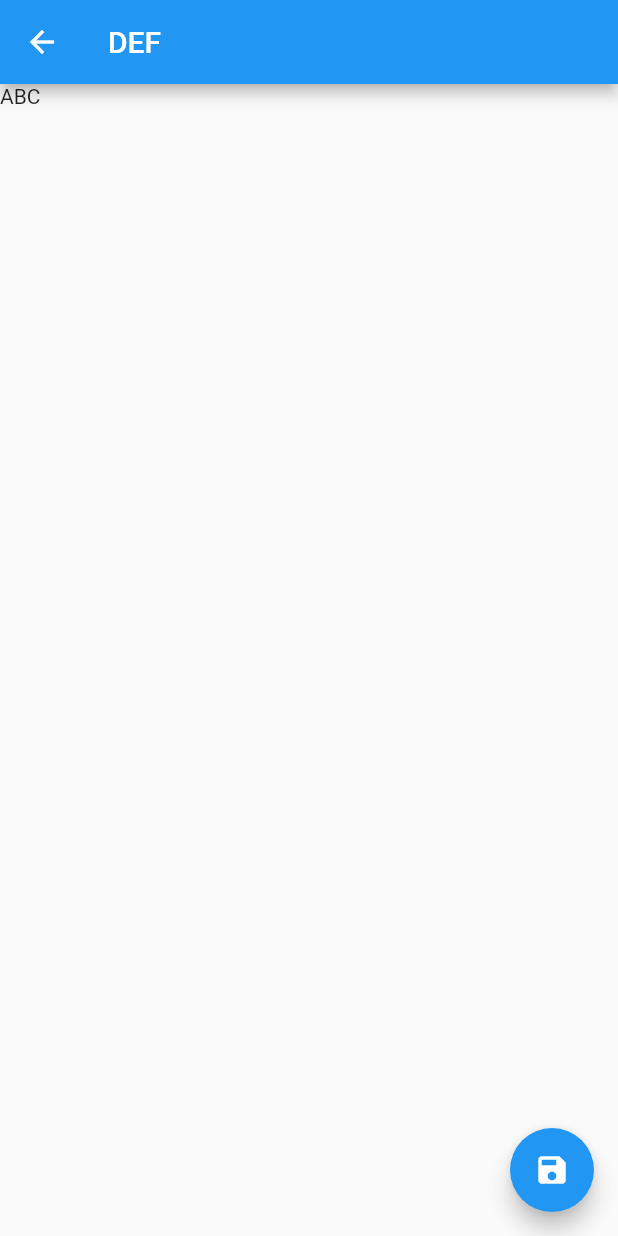
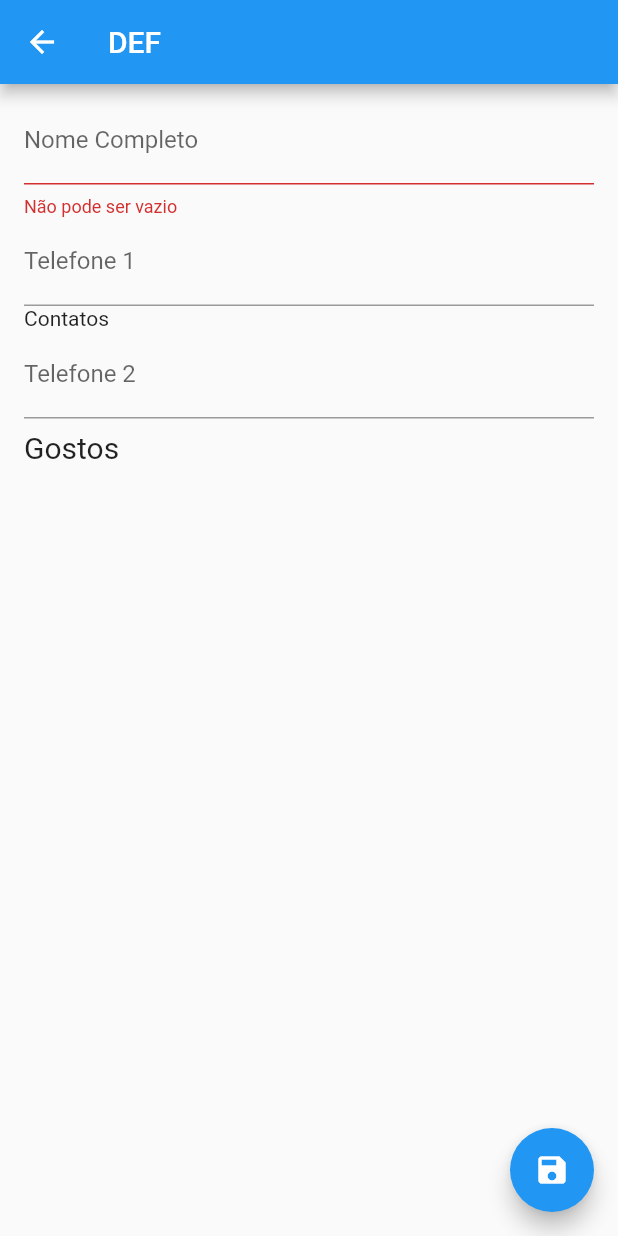
Before and after one commit to mtorreao/dosie_app, a Flutter app: the PersonForm screen opened directly, after a tap on the "save" icon, on a phone screen of 412 x 824 dp. Run offline on Flutter 3.47's test engine with Material 2 defaults, Android fonts, the phone set to English and light mode, and no system bars; our stand-ins replace cloud_firestore, firebase_auth; accounts and stored records are empty; network calls fail; statements that could not run were skipped.

Commit message:
Novo form e form fields em Person Form

```diff
--- a/lib/person_form.dart
+++ b/lib/person_form.dart
@@ -1,6 +1,4 @@
 import 'package:flutter/material.dart';
-import 'package:cloud_firestore/cloud_firestore.dart';
-import 'package:firebase_auth/firebase_auth.dart';
 
 class PersonForm extends StatefulWidget {
   @override
@@ -8,22 +6,56 @@ class PersonForm extends StatefulWidget {
 }
 
 class _PersonFormState extends State<PersonForm> {
+  final _scaffoldKey = GlobalKey<ScaffoldState>();
+  final _formKey = GlobalKey<FormState>();
+
   @override
   Widget build(BuildContext context) {
     return Scaffold(
+      key: _scaffoldKey,
       appBar: AppBar(
         title: Text('DEF'),
       ),
-      body: Text('ABC'),
+      body: Padding(
+        padding:
+            EdgeInsets.only(top: 8.0, left: 16.0, right: 16.0, bottom: 16.0),
+        child: Form(
+          key: _formKey,
+          child: Column(
+            crossAxisAlignment: CrossAxisAlignment.start,
+            children: <Widget>[
+              TextFormField(
+                decoration: InputDecoration(labelText: 'Nome Completo'),
+                validator: (value) {
+                  if (value.isEmpty) {
+                    return 'Não pode ser vazio';
+                  } else if (value.split(' ').length < 2) {
+                    return 'Colocar nome e sobrenome';
+                  }
+                },
+              ),
+              TextFormField(
+                decoration: InputDecoration(labelText: 'Telefone 1'),
+              ),
+              Text('Contatos'),
+              TextFormField(
+                decoration: InputDecoration(labelText: 'Telefone 2'),
+              ),
+              Padding(
+                padding: const EdgeInsets.only(top: 8.0),
+                child: Text('Gostos', style: TextStyle(fontSize: 20.0)),
+              ),
+            ],
+          ),
+        ),
+      ),
       floatingActionButton: FloatingActionButton(
-        onPressed: () async {
-          print('aaa');
-          var user = await FirebaseAuth.instance.signInAnonymously();
-          print(user);
-          var docref = await Firestore.instance.collection('dosie_app/${user.uid}/people').add({
-            'first_name': 'John'
-          });
-          print(await docref.get());
+        onPressed: () {
+          if (_formKey.currentState.validate()) {
+            print('Validado com sucesso!');
+            _scaffoldKey.currentState
+                .showSnackBar(SnackBar(content: Text('Validado com sucesso!')));
+          }
         },
         child: Icon(Icons.save),
       ),
```
